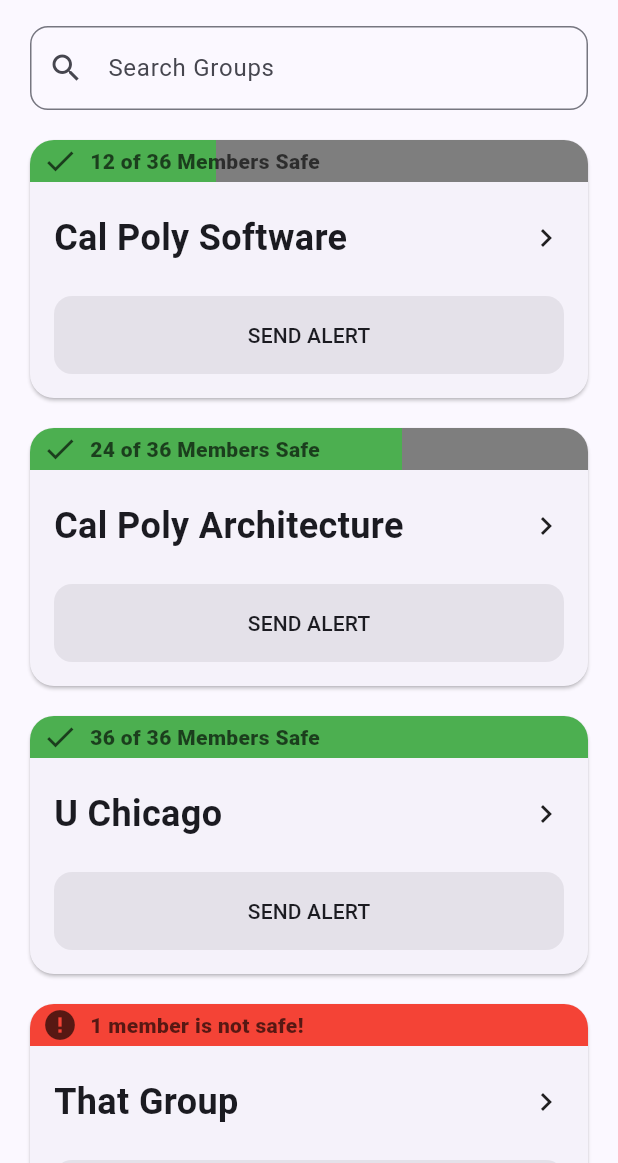
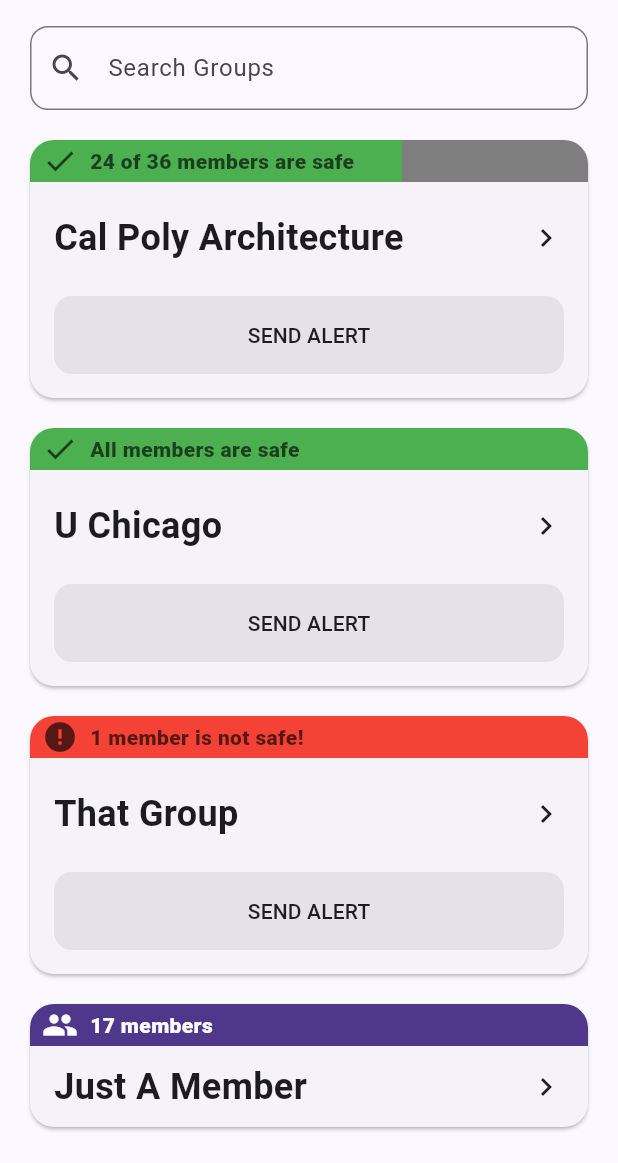
Before and after one commit to Room-E15/mercury, a Flutter app: the HomeView screen opened directly, on a phone screen of 412 x 824 dp, the part 73-1236 px from its top. Run offline on Flutter 3.47's test engine with Material 3 defaults, Android fonts, the phone set to English and light mode, and no system bars; our stand-ins replace qr_flutter; generated files the repository leaves out were written again; Roboto replaces fonts that are missing (SF Pro).

Commit message:
Refactored home_view for modularity
Co-authored-by: Aidan Sacco <ajsacco@users.noreply.github.com>

```diff
--- a/mercury_client/lib/src/app.dart
+++ b/mercury_client/lib/src/app.dart
@@ -22,7 +22,7 @@
   ]);
 
   final SettingsController settingsController;
-  var registered = false; // TODO remove, get from database
+  var registered = true; // TODO remove, get from database
 
   ThemeData getTheme(final ColorScheme colorScheme) {
     return ThemeData(
@@ -105,17 +105,17 @@
                   case SettingsView.routeName:
                     return SettingsView(controller: settingsController);
                   case HomeView.routeName:
-                    return const HomeView(logo: MyApp.logo, isMember: false);
+                    return const HomeView(logo: MyApp.logo);
                   case JoinServerPromptView.routeName:
                     return JoinServerPromptView(logo: MyApp.logo);
                   default:
-                    return const HomeView(logo: MyApp.logo, isMember: false);
+                    return const HomeView(logo: MyApp.logo);
                 }
               },
             );
           },
           home: registered
-              ? const HomeView(logo: MyApp.logo, isMember: false)
+              ? const HomeView(logo: MyApp.logo)
               : StartView(logo: MyApp.logo),
         );
       },
--- a/mercury_client/lib/src/entities/group.dart
+++ b/mercury_client/lib/src/entities/group.dart
@@ -1,12 +1,13 @@
 class Group {
   const Group(
-      this.id, this.name, this.memberCount, this.responseCount, this.unsafe);
+      this.id, this.name, this.memberCount, this.responseCount, this.unsafe, this.isMember);
 
   final int id;
   final String name;
   final int memberCount;
   final int responseCount;
   final int unsafe;
+  final bool isMember;
 }
 
 class Response {
--- a/mercury_client/lib/src/home/home_view.dart
+++ b/mercury_client/lib/src/home/home_view.dart
@@ -9,20 +9,149 @@
   const HomeView({
     super.key,
     this.groups = const [
-      Group(1, "Cal Poly Software", 36, 12, 0),
-      Group(2, "Cal Poly Architecture", 36, 24, 0),
-      Group(3, "U Chicago", 36, 36, 0),
-      Group(4, "That Group", 36, 12, 1)
-    ],
+      // Group(1, "Cal Poly Software", 36, 12, 0, false),
+      Group(2, "Cal Poly Architecture", 36, 24, 0, false),
+      Group(3, "U Chicago", 36, 36, 0, false),
+      Group(4, "That Group", 36, 12, 1, false),
+      Group(5, "Just A Member", 17, 0, 0, true),
+    ], // TODO remove, get from server
     required this.logo,
-    required this.isMember,
   });
 
   static const routeName = '/';
 
   final List<Group> groups;
   final Widget logo;
-  final bool isMember;
+
+  Widget _groupWidgetBuilder(context, index) {
+    final group = groups[index];
+    final progress = group.responseCount / group.memberCount;
+    final anyUnsafe = group.unsafe > 0;
+
+    double progressValue;
+    Color progressColor;
+    IconData statusIcon;
+    String statusText;
+    Color statusColor;
+    double topPadding;
+
+    if (anyUnsafe) {
+      progressValue = 1;
+      progressColor = Colors.red;
+      statusIcon = Icons.error;
+      statusText =
+          "${group.unsafe} member${group.unsafe > 1 ? "s are" : " is"} not safe!";
+    } else {
+      progressValue = progress;
+      progressColor = Colors.green;
+      statusIcon = Icons.check;
+      statusText = (group.responseCount == group.memberCount)
+          ? "All members are safe"
+          : "${group.responseCount} of ${group.memberCount} members are safe";
+    }
+
+    if (group.isMember) {
+      progressValue = 1;
+      progressColor = const Color(0xFF4F378B);
+      statusIcon = Icons.group;
+      statusText =
+          "${group.memberCount} ${group.memberCount == 1 ? "member" : "members"}";
+
+      statusColor = Colors.white;
+      topPadding = 10;
+    } else {
+      statusColor = const Color.fromARGB(164, 0, 0, 0);
+      topPadding = 20;
+    }
+
+    return Card(
+      clipBehavior: Clip.antiAliasWithSaveLayer,
+      shape: const RoundedRectangleBorder(
+          borderRadius: BorderRadius.all(Radius.circular(16.0))),
+      margin: const EdgeInsetsDirectional.symmetric(
+          vertical: 10.0, horizontal: 20.0),
+      child: InkWell(
+        onTap: () {},
+        child: Column(
+          mainAxisSize: MainAxisSize.min,
+          children: [
+            Stack(
+              children: [
+                Positioned.fill(
+                  child: LinearProgressIndicator(
+                      value: progressValue,
+                      backgroundColor: const Color.fromARGB(255, 126, 126, 126),
+                      valueColor: AlwaysStoppedAnimation<Color>(progressColor)),
+                ),
+                Padding(
+                  padding: const EdgeInsetsDirectional.fromSTEB(8, 2, 2, 2),
+                  child: Row(
+                    children: [
+                      Icon(
+                        statusIcon,
+                        color: statusColor,
+                      ),
+                      const Padding(
+                          padding: EdgeInsetsDirectional.only(end: 8)),
+                      Text(
+                        statusText,
+                        style: TextStyle(
+                          fontSize: 14.0,
+                          fontWeight: FontWeight.w900,
+                          color: statusColor,
+                        ),
+                      ),
+                    ],
+                  ),
+                )
+              ],
+            ),
+            Padding(
+              padding: EdgeInsetsDirectional.fromSTEB(16, topPadding, 16, 10),
+              child: Row(
+                children: [
+                  Text(
+                    group.name,
+                    style: const TextStyle(
+                      fontSize: 24.0,
+                      fontWeight: FontWeight.w700,
+                    ),
+                    textAlign: TextAlign.start,
+                  ),
+                  const Spacer(),
+                  const Icon(Icons.chevron_right),
+                ],
+              ),
+            ),
+            if (!group.isMember)
+              Padding(
+                padding: const EdgeInsetsDirectional.fromSTEB(16, 12, 16, 16),
+                child: Row(
+                  children: [
+                    Expanded(
+                      child: FilledButton(
+                        onPressed: () {
+                          Navigator.push(
+                            context,
+                            MaterialPageRoute(
+                              builder: (context) => SendAlertView(logo: logo),
+                            ),
+                          );
+                        },
+                        child: const Padding(
+                          padding: EdgeInsets.all(16),
+                          child: Text("SEND ALERT"),
+                        ),
+                      ),
+                    ),
+                  ],
+                ),
+              ),
+          ],
+        ),
+      ),
+    );
+  }
 
   @override
   Widget build(BuildContext context) {
@@ -95,122 +224,8 @@
             child: ListView.builder(
               restorationId: 'groupList',
               itemCount: groups.length, // Number of blank cards
-              itemBuilder: (BuildContext context, int index) {
-                final group = groups[index];
-                final progress = group.responseCount / group.memberCount;
-                final anyUnsafe = group.unsafe > 0;
-                return Card(
-                  clipBehavior: Clip.antiAliasWithSaveLayer,
-                  shape: const RoundedRectangleBorder(
-                      borderRadius: BorderRadius.all(Radius.circular(16.0))),
-                  margin: const EdgeInsetsDirectional.symmetric(
-                      vertical: 10.0, horizontal: 20.0),
-                  child: InkWell(
-                    onTap: () {},
-                    child: Column(
-                      mainAxisSize: MainAxisSize.min,
-                      children: [
-                        Stack(
-                          children: [
-                            Positioned.fill(
-                              child: isMember
-                                  ? Positioned.fill(
-                                      child: Container(
-                                        color: const Color(0xFF4F378B),
-                                      ),
-                                    )
-                                  : LinearProgressIndicator(
-                                      value: anyUnsafe ? 1 : progress,
-                                      backgroundColor: const Color.fromARGB(
-                                          255, 126, 126, 126),
-                                      valueColor: anyUnsafe
-                                          ? const AlwaysStoppedAnimation<Color>(
-                                              Colors.red)
-                                          : const AlwaysStoppedAnimation<Color>(
-                                              Colors.green),
-                                    ),
-                            ),
-                            Padding(
-                              padding: const EdgeInsetsDirectional.fromSTEB(
-                                  8, 2, 2, 2),
-                              child: Row(
-                                children: [
-                                  isMember
-                                      ? const Icon(Icons.group,
-                                          color: Color(0xFFFFFFFF))
-                                      : Icon(
-                                          anyUnsafe ? Icons.error : Icons.check,
-                                          color: const Color.fromARGB(
-                                              164, 0, 0, 0),
-                                        ),
-                                  const Padding(
-                                      padding:
-                                          EdgeInsetsDirectional.only(end: 8)),
-                                  isMember ?
-                                  Text("${group.memberCount} ${group.memberCount == 1 ? "member" : "members"}") :
-                                  Text(
-                                    anyUnsafe
-                                        ? group.unsafe > 1
-                                            ? "${group.unsafe} members are not safe!"
-                                            : "${group.unsafe} member is not safe!"
-                                        : "${group.responseCount} of ${group.memberCount} Members Safe",
-                                    style: const TextStyle(
-                                        fontSize: 14.0,
-                                        fontWeight: FontWeight.w900,
-                                        color: Color.fromARGB(164, 0, 0, 0)),
-                                  ),
-                                ],
-                              ),
-                            )
-                          ],
-                        ),
-                        Padding(
-                          padding: EdgeInsetsDirectional.fromSTEB(
-                              16, isMember ? 10 : 20, 16, 10),
-                          child: Row(
-                            children: [
-                              Text(
-                                group.name,
-                                style: const TextStyle(
-                                  fontSize: 24.0,
-                                  fontWeight: FontWeight.w700,
-                                ),
-                                textAlign: TextAlign.start,
-                              ),
-                              const Spacer(),
-                              const Icon(Icons.chevron_right),
-                            ],
-                          ),
-                        ),
-                        isMember ? const SizedBox.shrink() : Padding(
-                          padding: const EdgeInsetsDirectional.fromSTEB(
-                              16, 12, 16, 16),
-                          child: Row(
-                            children: [
-                              Expanded(
-                                child: FilledButton(
-                                  onPressed: () {
-                                    Navigator.push(
-                                      context,
-                                      MaterialPageRoute(
-                                          builder: (context) =>
-                                              SendAlertView(logo: logo)),
-                                    );
-                                  },
-                                  child: const Padding(
-                                    padding: EdgeInsets.all(16),
-                                    child: Text("SEND ALERT"),
-                                  ),
-                                ),
-                              ),
-                            ],
-                          ),
-                        ),
-                      ],
-                    ),
-                  ),
-                );
-              },
+              // build all the group tiles dynamically using builder method
+              itemBuilder: _groupWidgetBuilder,
             ),
           ),
         ],
--- a/mercury_client/lib/src/startup/verification_view.dart
+++ b/mercury_client/lib/src/startup/verification_view.dart
@@ -68,7 +68,6 @@
                       MaterialPageRoute(
                         builder: (context) => HomeView(
                           logo: logo,
-                          isMember: true,  // TODO get from server
                         ),
                       ),
                     );
```
